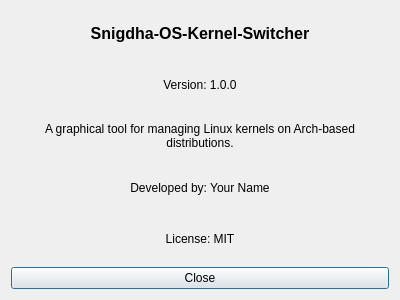
Above: src/ui/about_window.ui from eshanized/SnigdhaOS-Kernel-Switcher before the change. Below: the same form after it.
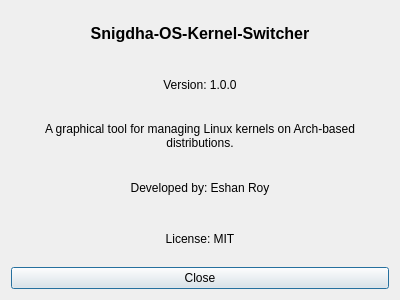
That is the form after the change.

Commit message: refactor: change developer name

The edit to the form file:
```diff
--- a/src/ui/about_window.ui
+++ b/src/ui/about_window.ui
@@ -56,7 +56,7 @@
    <item>
     <widget class="QLabel" name="label_author">
      <property name="text">
-      <string>Developed by: Your Name</string>
+      <string>Developed by: Eshan Roy</string>
      </property>
      <property name="alignment">
       <set>Qt::AlignCenter</set>
```
